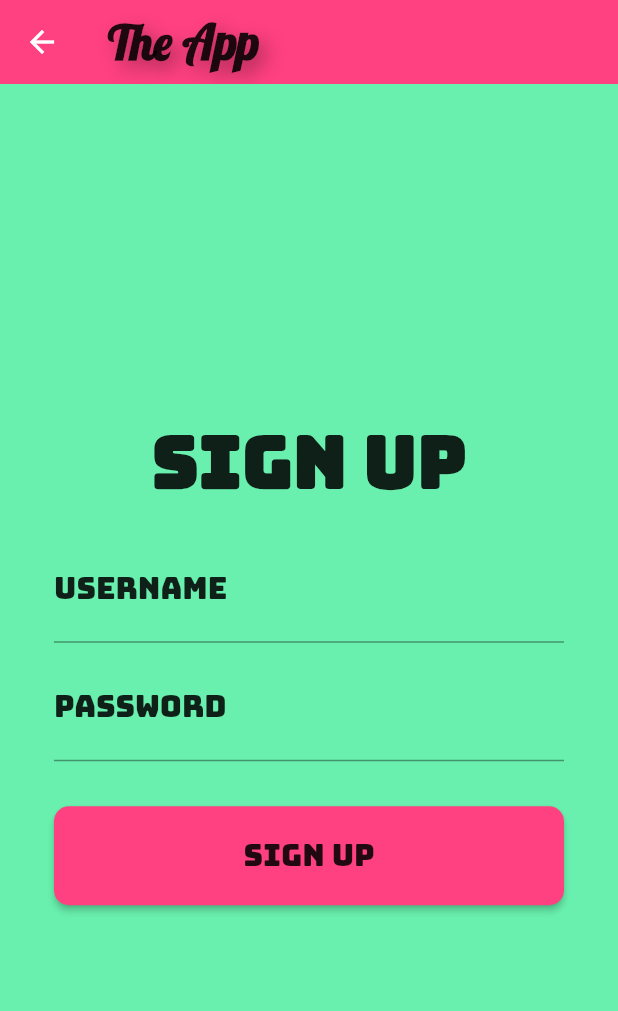
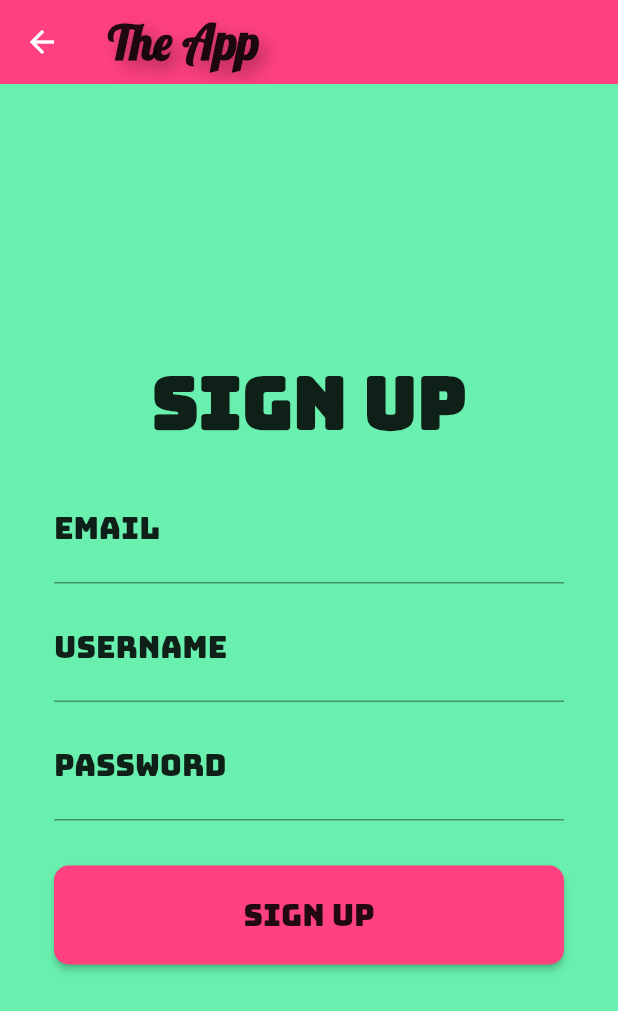
Before and after one commit to Drysen1/Flutter_Login_Signup, a Flutter app: the SignUpScreen screen opened directly, on a phone screen of 412 x 824 dp. Shown: the top 1011 px of the screen. Run offline on Flutter 3.47's test engine with Material 2 defaults, Android fonts, the phone set to English and light mode, and no system bars; our stand-ins replace google_fonts.

Commit message:
Added email textfield and changed curve

```diff
--- a/lib/screens/sign_up_screen.dart
+++ b/lib/screens/sign_up_screen.dart
@@ -1,4 +1,5 @@
 import 'package:flutter/material.dart';
+import 'package:flutter/widgets.dart';
 import 'package:flutter_login_signin/widgets/app_name_title.dart';
 import 'package:flutter_login_signin/widgets/bungee_button.dart';
 import 'package:flutter_login_signin/widgets/bungee_text.dart';
@@ -13,10 +14,12 @@ class SignUpScreen extends StatefulWidget {
 
 class _SignUpScreenState extends State<SignUpScreen> with TickerProviderStateMixin {
   late AnimationController _titleController;
+  late AnimationController _emailController;
   late AnimationController _usernameController;
   late AnimationController _passwordController;
   late AnimationController _buttonController;
   late Animation<double> _titleAnimation;
+  late Animation<double> _emailAnimation;
   late Animation<double> _usernameAnimation;
   late Animation<double> _passwordAnimation;
   late Animation<double> _buttonAnimation;
@@ -25,17 +28,20 @@ class _SignUpScreenState extends State<SignUpScreen> with TickerProviderStateMix
   void initState() {
     super.initState();
 
-      _titleController = _animationController(1300);
-      _usernameController = _animationController(1200);
-      _passwordController = _animationController(1100);
-      _buttonController = _animationController(1000);
+      _titleController = _animationController(700);
+      _emailController = _animationController(800);
+      _usernameController = _animationController(900);
+      _passwordController = _animationController(1000);
+      _buttonController = _animationController(1100);
 
-      _titleAnimation = CurvedAnimation(parent: _titleController, curve: Curves.easeInCubic);
-      _usernameAnimation = CurvedAnimation(parent: _usernameController, curve: Curves.easeInCubic);
-      _passwordAnimation = CurvedAnimation(parent: _passwordController, curve: Curves.easeInCubic);
-      _buttonAnimation = CurvedAnimation(parent: _buttonController, curve: Curves.easeInCubic);
+      _titleAnimation = CurvedAnimation(parent: _titleController, curve: Curves.easeInToLinear);
+      _emailAnimation = CurvedAnimation(parent: _emailController, curve: Curves.easeInToLinear);
+      _usernameAnimation = CurvedAnimation(parent: _usernameController, curve: Curves.easeInToLinear);
+      _passwordAnimation = CurvedAnimation(parent: _passwordController, curve: Curves.easeInToLinear);
+      _buttonAnimation = CurvedAnimation(parent: _buttonController, curve: Curves.easeInToLinear);
 
       _titleController.forward();
+      _emailController.forward();
       _usernameController.forward();
       _passwordController.forward();
       _buttonController.forward();
@@ -97,6 +103,8 @@ class _SignUpScreenState extends State<SignUpScreen> with TickerProviderStateMix
           children: [
             _title(),
             const SizedBox(height: 20,),
+            _emailText(),
+            const SizedBox(height: 10),
             _usernameText(),
             const SizedBox(height: 10,),
             _passwordText(),
@@ -115,6 +123,19 @@ class _SignUpScreenState extends State<SignUpScreen> with TickerProviderStateMix
         text: "Sign Up",
         fontSize: 48,
         fontWeight: FontWeight.bold
+      ),
+    );
+  }
+
+  Widget _emailText(){
+    return FadeTransition(
+      opacity: _emailAnimation,
+      child: const SizedBox(
+        width: 340,
+        child: BungeeTextfield(
+          labelText: "Email",
+          isPassword: false
+        ),
       ),
     );
   }
```
Also changed, not shown: lib/screens/login_screen.dart (+8 -8 lines).
